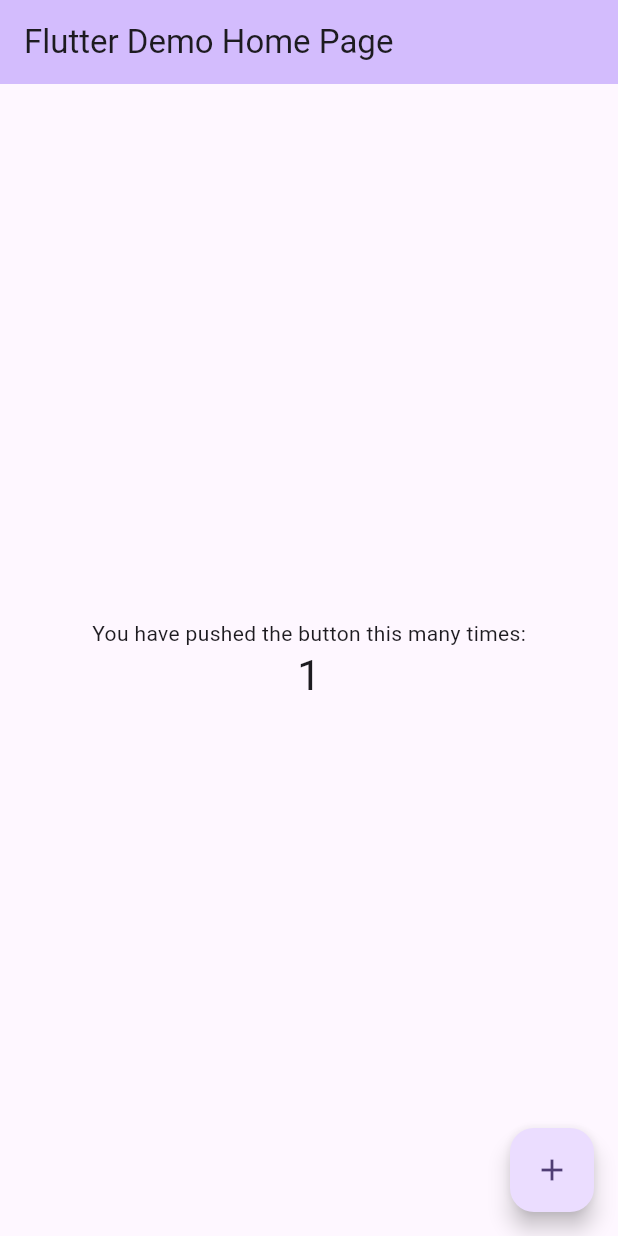
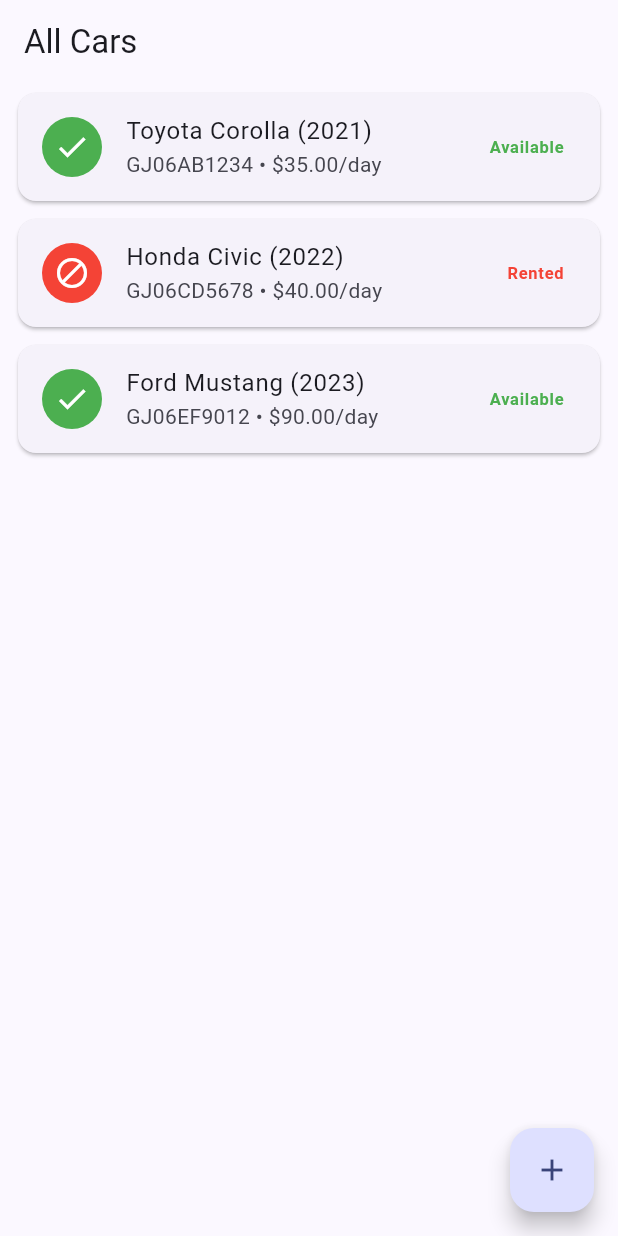
Before and after one commit to malaviyaparth/rent_vehicle_app, a Flutter app: the screen it shows after launch, after a tap on the "add" icon, on a phone screen of 412 x 824 dp. Run offline on Flutter 3.47's test engine with Material 3 defaults, Android fonts, the phone set to English and light mode, and no system bars.

Commit message:
Home screen added with demo cars

```diff
--- a/lib/main.dart
+++ b/lib/main.dart
@@ -1,121 +1,27 @@
 import 'package:flutter/material.dart';
+import 'package:provider/provider.dart';
+import 'services/car_service.dart';
+import 'screens/home_screen.dart';
 
 void main() {
-  runApp(const MyApp());
+  runApp(const CarRentalApp());
 }
 
-class MyApp extends StatelessWidget {
-  const MyApp({super.key});
-
-  // This widget is the root of your application.
-  @override
-  Widget build(BuildContext context) {
-    return MaterialApp(
-      title: 'Flutter Demo',
-      theme: ThemeData(
-        // This is the theme of your application.
-        //
-        // TRY THIS: Try running your application with "flutter run". You'll see
-        // the application has a purple toolbar. Then, without quitting the app,
-        // try changing the seedColor in the colorScheme below to Colors.green
-        // and then invoke "hot reload" (save your changes or press the "hot
-        // reload" button in a Flutter-supported IDE, or press "r" if you used
-        // the command line to start the app).
-        //
-        // Notice that the counter didn't reset back to zero; the application
-        // state is not lost during the reload. To reset the state, use hot
-        // restart instead.
-        //
-        // This works for code too, not just values: Most code changes can be
-        // tested with just a hot reload.
-        colorScheme: .fromSeed(seedColor: Colors.deepPurple),
-      ),
-      home: const MyHomePage(title: 'Flutter Demo Home Page'),
-    );
-  }
-}
-
-class MyHomePage extends StatefulWidget {
-  const MyHomePage({super.key, required this.title});
-
-  // This widget is the home page of your application. It is stateful, meaning
-  // that it has a State object (defined below) that contains fields that affect
-  // how it looks.
-
-  // This class is the configuration for the state. It holds the values (in this
-  // case the title) provided by the parent (in this case the App widget) and
-  // used by the build method of the State. Fields in a Widget subclass are
-  // always marked "final".
-
-  final String title;
-
-  @override
-  State<MyHomePage> createState() => _MyHomePageState();
-}
-
-class _MyHomePageState extends State<MyHomePage> {
-  int _counter = 0;
-
-  void _incrementCounter() {
-    setState(() {
-      // This call to setState tells the Flutter framework that something has
-      // changed in this State, which causes it to rerun the build method below
-      // so that the display can reflect the updated values. If we changed
-      // _counter without calling setState(), then the build method would not be
-      // called again, and so nothing would appear to happen.
-      _counter++;
-    });
-  }
+class CarRentalApp extends StatelessWidget {
+  const CarRentalApp({super.key});
 
   @override
   Widget build(BuildContext context) {
-    // This method is rerun every time setState is called, for instance as done
-    // by the _incrementCounter method above.
-    //
-    // The Flutter framework has been optimized to make rerunning build methods
-    // fast, so that you can just rebuild anything that needs updating rather
-    // than having to individually change instances of widgets.
-    return Scaffold(
-      appBar: AppBar(
-        // TRY THIS: Try changing the color here to a specific color (to
-        // Colors.amber, perhaps?) and trigger a hot reload to see the AppBar
-        // change color while the other colors stay the same.
-        backgroundColor: Theme.of(context).colorScheme.inversePrimary,
-        // Here we take the value from the MyHomePage object that was created by
-        // the App.build method, and use it to set our appbar title.
-        title: Text(widget.title),
-      ),
-      body: Center(
-        // Center is a layout widget. It takes a single child and positions it
-        // in the middle of the parent.
-        child: Column(
-          // Column is also a layout widget. It takes a list of children and
-          // arranges them vertically. By default, it sizes itself to fit its
-          // children horizontally, and tries to be as tall as its parent.
-          //
-          // Column has various properties to control how it sizes itself and
-          // how it positions its children. Here we use mainAxisAlignment to
-          // center the children vertically; the main axis here is the vertical
-          // axis because Columns are vertical (the cross axis would be
-          // horizontal).
-          //
-          // TRY THIS: Invoke "debug painting" (choose the "Toggle Debug Paint"
-          // action in the IDE, or press "p" in the console), to see the
-          // wireframe for each widget.
-          mainAxisAlignment: .center,
-          children: [
-            const Text('You have pushed the button this many times:'),
-            Text(
-              '$_counter',
-              style: Theme.of(context).textTheme.headlineMedium,
-            ),
-          ],
+    return ChangeNotifierProvider(
+      create: (_) => CarService(),
+      child: MaterialApp(
+        title: 'Car Rental App',
+        debugShowCheckedModeBanner: false,
+        theme: ThemeData(
+          colorSchemeSeed: Colors.indigo,
+          useMaterial3: true,
         ),
-      ),
-      floatingActionButton: FloatingActionButton(
-        onPressed: _incrementCounter,
-        tooltip: 'Increment',
-        child: const Icon(Icons.add),
+        home: const HomeScreen(),
       ),
     );
   }
--- /dev/null
+++ b/lib/screens/home_screen.dart
@@ -0,0 +1,40 @@
+import 'package:flutter/material.dart';
+import 'package:provider/provider.dart';
+import '../services/car_service.dart';
+import '../widgets/car_list_item.dart';
+
+class HomeScreen extends StatelessWidget {
+  const HomeScreen({super.key});
+
+  @override
+  Widget build(BuildContext context) {
+    final carService = context.watch<CarService>();
+    final cars = carService.cars;
+
+    return Scaffold(
+      appBar: AppBar(
+        title: const Text('All Cars'),
+      ),
+      body: cars.isEmpty
+          ? const Center(child: Text('No cars available yet.'))
+          : ListView.builder(
+        itemCount: cars.length,
+        itemBuilder: (context, index) {
+          final car = cars[index];
+          return CarListItem(
+            car: car,
+            onTap: () {
+              // Details screen will be added in the next step
+            },
+          );
+        },
+      ),
+      floatingActionButton: FloatingActionButton(
+        onPressed: () {
+          // Add car screen will be added in a later step
+        },
+        child: const Icon(Icons.add),
+      ),
+    );
+  }
+}
--- /dev/null
+++ b/lib/widgets/car_list_item.dart
@@ -0,0 +1,41 @@
+import 'package:flutter/material.dart';
+import '../models/car.dart';
+
+class CarListItem extends StatelessWidget {
+  final Car car;
+  final VoidCallback onTap;
+
+  const CarListItem({
+    super.key,
+    required this.car,
+    required this.onTap,
+  });
+
+  @override
+  Widget build(BuildContext context) {
+    return Card(
+      margin: const EdgeInsets.symmetric(horizontal: 12, vertical: 6),
+      child: ListTile(
+        leading: CircleAvatar(
+          backgroundColor: car.available ? Colors.green : Colors.red,
+          child: Icon(
+            car.available ? Icons.check : Icons.block,
+            color: Colors.white,
+          ),
+        ),
+        title: Text('${car.brand} ${car.model} (${car.year})'),
+        subtitle: Text(
+          '${car.licensePlate} • \$${car.pricePerDay.toStringAsFixed(2)}/day',
+        ),
+        trailing: Text(
+          car.available ? 'Available' : 'Rented',
+          style: TextStyle(
+            color: car.available ? Colors.green : Colors.red,
+            fontWeight: FontWeight.bold,
+          ),
+        ),
+        onTap: onTap,
+      ),
+    );
+  }
+}
--- a/pubspec.yaml
+++ b/pubspec.yaml
@@ -35,6 +35,7 @@
   # Use with the CupertinoIcons class for iOS style icons.
   cupertino_icons: ^1.0.8
   uuid: ^4.6.0
+  provider: ^6.1.5+1
 
 dev_dependencies:
   flutter_test:
```
Also changed, not shown: pubspec.lock.
